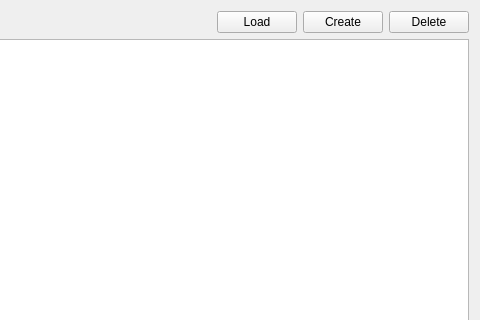
Old version of the form Persons/PersonsModule.ui in the repository DStalytenkoDev/SchoolCRM; both pictures show x 349 to 829 and y 0 to 320 of the 829 by 603 pixel window.
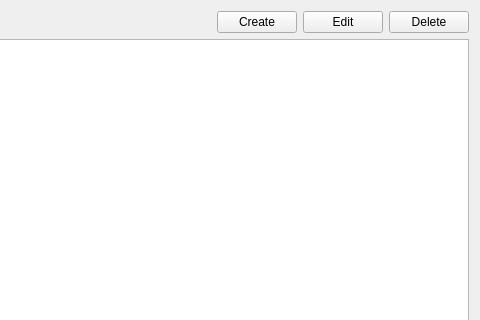
New version of the form.

Commit message:
Bug fixes, refactoring, PersonsModule gets StateMachine
fix of bug_07, 06, 05

adde clear methods to some models
delete unused files

PersonsModule refactoring, add state machine, bug fix
Roles refactoring, bug fix
Subjects refactoring, bug fix

What changed in the file:
```diff
--- a/Persons/PersonsModule.ui
+++ b/Persons/PersonsModule.ui
@@ -52,16 +52,16 @@
       </spacer>
      </item>
      <item>
-      <widget class="QPushButton" name="loadPersons">
+      <widget class="QPushButton" name="createPerson">
        <property name="text">
-        <string>Load</string>
+        <string>Create</string>
        </property>
       </widget>
      </item>
      <item>
-      <widget class="QPushButton" name="createPerson">
+      <widget class="QPushButton" name="editPerson">
        <property name="text">
-        <string>Create</string>
+        <string>Edit</string>
        </property>
       </widget>
      </item>
```
The commit also changes 17 other files.
